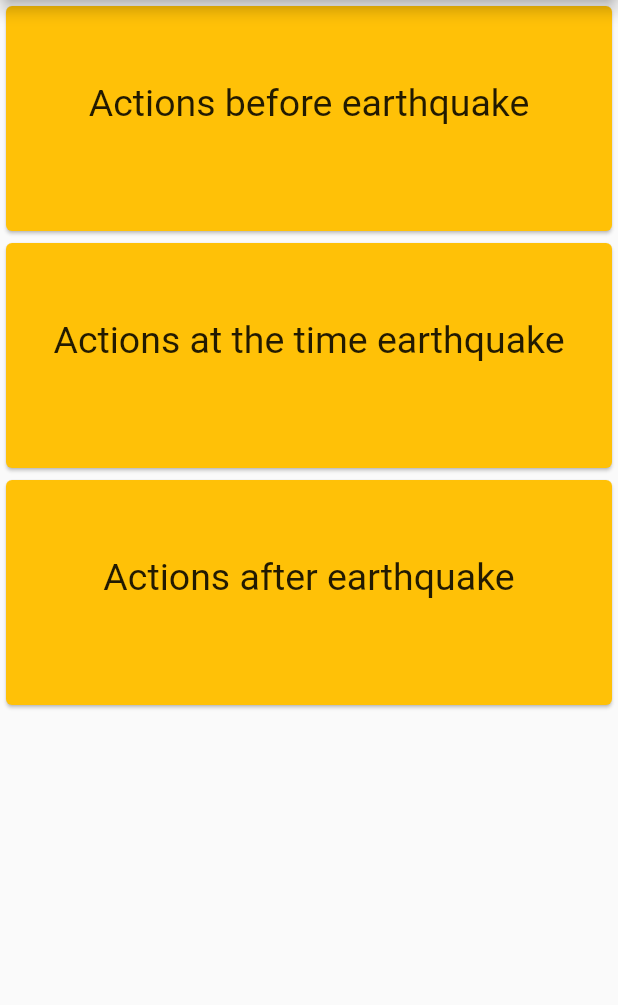
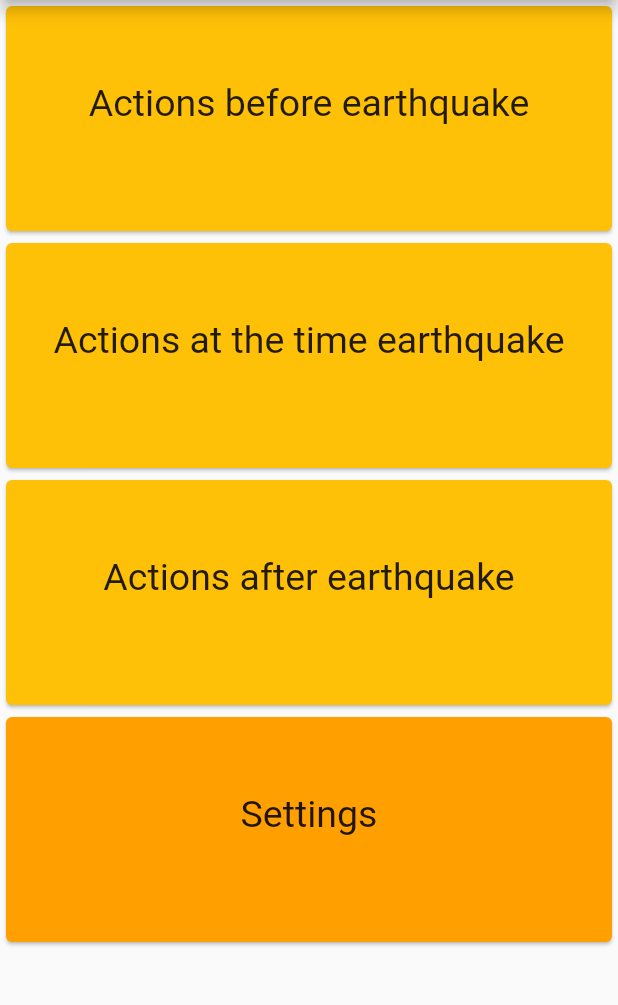
Before and after one commit to Jurody6260/mchs_app, a Flutter app: the screen it shows after launch, on a phone screen of 412 x 824 dp, the part 84-1089 px from its top. Run offline on Flutter 3.47's test engine with Material 2 defaults, Android fonts, the phone set to English and light mode, and no system bars; generated files the repository leaves out were written again.

Commit message:
added settings and language choosing

```diff
--- a/lib/l10n/app_en.arb
+++ b/lib/l10n/app_en.arb
@@ -6,6 +6,8 @@
     "description": "The conventional newborn programmer greeting"
   },
   "applicationTitle" : "MCHS APP",
+  "settings" : "Settings",
+  "choose_Lan" : "Choose Language",
   "first_first":"Actions before earthquake",
   "first_second":"Actions at the time earthquake",
   "first_third":"Actions after earthquake"
--- a/lib/l10n/app_ru.arb
+++ b/lib/l10n/app_ru.arb
@@ -2,6 +2,8 @@
   "@@locale": "ru",
   "helloWorld": "Привет!",
   "applicationTitle" : "приложение MCHS",
+  "settings" : "Настройки",
+  "choose_Lan" : "Выбрать язык",
   "first_first":"Действия до землетрясения",
   "first_second":"Действия во время землетрясения",
   "first_third":"Действия после землетрясения"
--- a/lib/l10n/app_uz.arb
+++ b/lib/l10n/app_uz.arb
@@ -2,6 +2,8 @@
   "@@locale": "uz",
   "helloWorld": "Salom!",
   "applicationTitle" : "MCHS prilojeniyasi",
+  "settings" : "Фойдаланувчи созланмалари",
+  "choose_Lan" : "Тилни танлаш",
   "first_first":"ЗИЛЗИЛАДАН ОЛДИНГИ ХАРАКАТЛАР",
   "first_second":"ЗИЛЗИЛА ВАКТИДАГИ ХАРАКАТЛАР",
   "first_third":"ЗИЛЗИЛАДАН КЕЙИНГИ ХАРАКАТЛАР"
--- a/lib/main.dart
+++ b/lib/main.dart
@@ -2,6 +2,7 @@ import 'package:flutter/material.dart';
 import 'package:flutter_gen/gen_l10n/app_localizations.dart';
 import 'pages/first.dart';
 import 'pages/second.dart';
+import 'pages/settings.dart';
 
 void main() => runApp(
       MaterialApp(
@@ -14,5 +15,6 @@ void main() => runApp(
           routes: {
             '/': (context) => FirstPage(),
             '/second': (context) => SecondPage(),
+            '/settings': (context) => Settings()
           }),
     );
--- a/lib/pages/first.dart
+++ b/lib/pages/first.dart
@@ -107,6 +107,31 @@ class FirstPage extends StatelessWidget {
                     ],
                   ),
                 )),
+            Card(
+                color: Colors.amber[700],
+                child: InkWell(
+                  onTap: () {
+                    Navigator.pushNamed(context, '/settings');
+                  },
+                  child: Column(
+                    children: [
+                      SizedBox(
+                        height: sizeh / 2,
+                      ),
+                      SizedBox(
+                        width: sizew,
+                        height: sizeh,
+                        child: Text(
+                          AppLocalizations.of(context)!.settings,
+                          textAlign: TextAlign.center,
+                          style: TextStyle(
+                            fontSize: 25,
+                          ),
+                        ),
+                      ),
+                    ],
+                  ),
+                )),
           ],
         ),
       ),
```
Also changed, not shown: lib/pages/settings.dart (added, +46 -0 lines).
